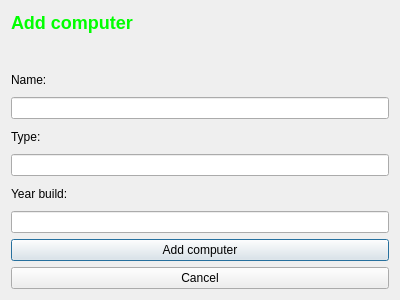
The window that Verkefni_3/add_computer.ui (Verklegt/Lokaverkefni) describes before a commit, drawn with Qt 5.
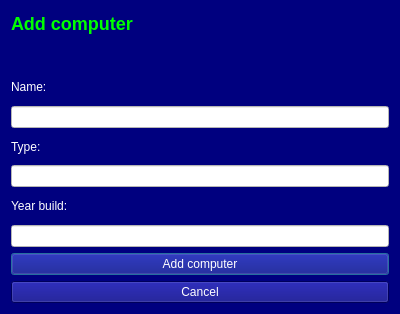
The same window after the commit.

Patch:
```diff
--- a/Verkefni_3/add_computer.ui
+++ b/Verkefni_3/add_computer.ui
@@ -7,12 +7,16 @@
     <x>0</x>
     <y>0</y>
     <width>400</width>
-    <height>300</height>
+    <height>314</height>
    </rect>
   </property>
   <property name="windowTitle">
    <string>Add computer</string>
   </property>
+  <property name="styleSheet">
+   <string notr="true">background-color: rgb(0, 0, 127);
+color: rgb(255, 255, 255);</string>
+  </property>
   <layout class="QVBoxLayout" name="verticalLayout">
    <item>
     <widget class="QLabel" name="label_4">
@@ -47,7 +51,12 @@
     </layout>
    </item>
    <item>
-    <widget class="QLineEdit" name="add_name"/>
+    <widget class="QLineEdit" name="add_name">
+     <property name="styleSheet">
+      <string notr="true">background-color: rgb(255, 255, 255);
+color: rgb(0, 0, 0);</string>
+     </property>
+    </widget>
    </item>
    <item>
     <layout class="QHBoxLayout" name="horizontalLayout_2">
@@ -68,7 +77,12 @@
     </layout>
    </item>
    <item>
-    <widget class="QLineEdit" name="add_type"/>
+    <widget class="QLineEdit" name="add_type">
+     <property name="styleSheet">
+      <string notr="true">background-color: rgb(255, 255, 255);
+color: rgb(0, 0, 0);</string>
+     </property>
+    </widget>
    </item>
    <item>
     <layout class="QHBoxLayout" name="horizontalLayout_3">
@@ -89,7 +103,12 @@
     </layout>
    </item>
    <item>
-    <widget class="QLineEdit" name="add_build"/>
+    <widget class="QLineEdit" name="add_build">
+     <property name="styleSheet">
+      <string notr="true">background-color: rgb(255, 255, 255);
+color: rgb(0, 0, 0);</string>
+     </property>
+    </widget>
    </item>
    <item>
     <widget class="QPushButton" name="add_computer_button">
```
